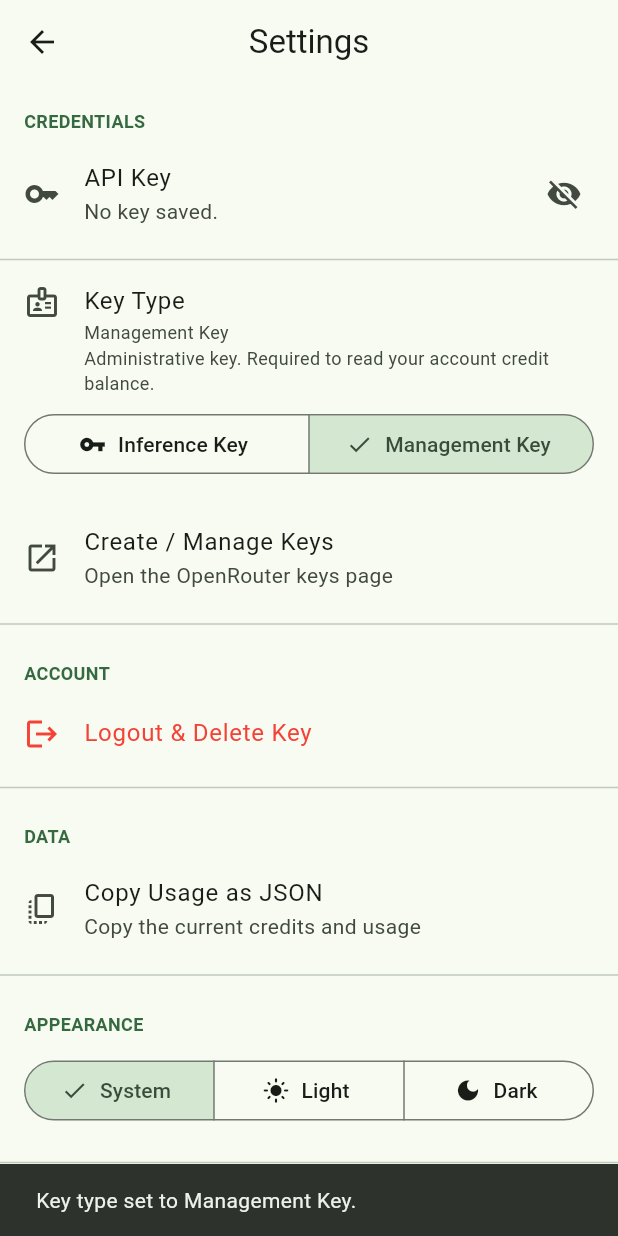
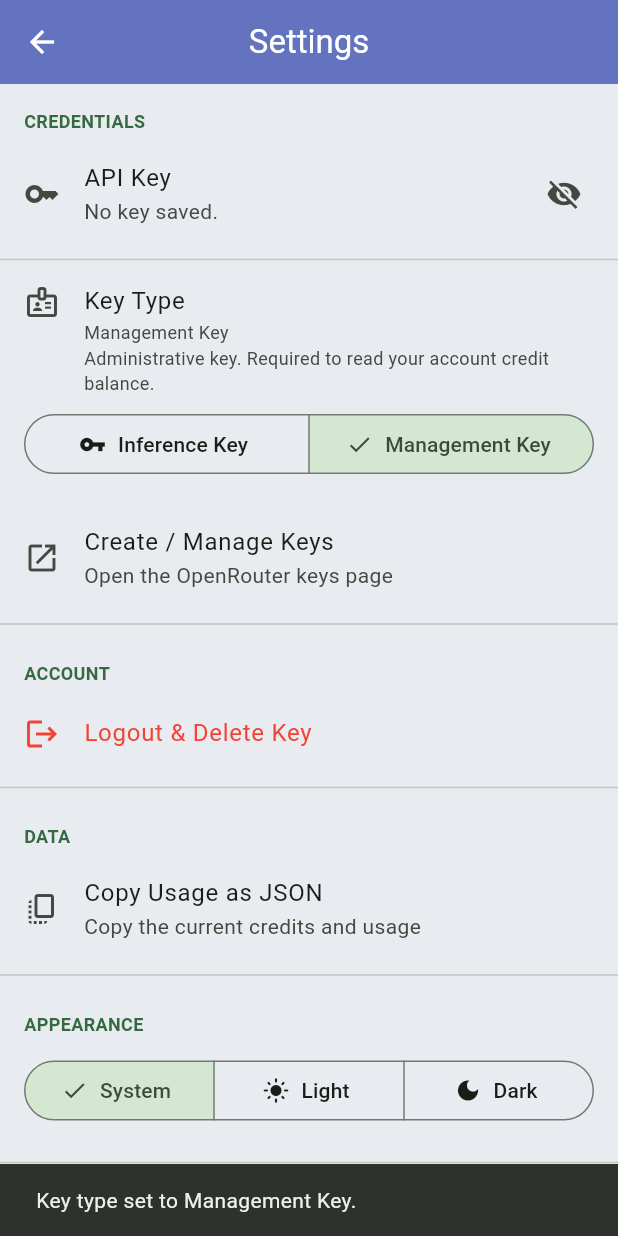
Before and after one commit to moradzadeh67/credo, a Flutter app: the SettingsScreen screen opened directly, after a tap on "Management Key", on a phone screen of 412 x 824 dp. Run offline on Flutter 3.47's test engine with Material 3 defaults, Android fonts, the phone set to English and light mode, and no system bars; our stand-ins replace flutter_secure_storage; accounts and stored records are empty.

Commit message:
refactor: centralize theme in AppTheme class
- Add lib/theme/app_theme.dart with centralized colors, elevation, and text styles
- Improve light theme contrast (background #DAE0EA to #E8EBF0)
- Update main.dart to use AppTheme.light() and AppTheme.dark()
- Update screens to use AppTheme constants instead of hardcoded colors
- Replace generic Colors.grey with AppTheme text colors

```diff
--- a/lib/main.dart
+++ b/lib/main.dart
@@ -4,6 +4,7 @@ import 'package:provider/provider.dart';
 import 'providers/app_provider.dart';
 import 'screens/home_screen.dart';
 import 'screens/key_setup_screen.dart';
+import 'theme/app_theme.dart';
 
 void main() {
   runApp(
@@ -25,22 +26,8 @@ class CredoApp extends StatelessWidget {
     return MaterialApp(
       title: 'Credo',
       debugShowCheckedModeBanner: false,
-      theme: ThemeData(
-        colorScheme: ColorScheme.fromSeed(
-          seedColor: const Color(0xFF22C55E),
-          brightness: Brightness.light,
-        ),
-        useMaterial3: true,
-        appBarTheme: const AppBarTheme(centerTitle: true, elevation: 0),
-      ),
-      darkTheme: ThemeData(
-        colorScheme: ColorScheme.fromSeed(
-          seedColor: const Color(0xFF22C55E),
-          brightness: Brightness.dark,
-        ),
-        useMaterial3: true,
-        appBarTheme: const AppBarTheme(centerTitle: true, elevation: 0),
-      ),
+      theme: AppTheme.light(),
+      darkTheme: AppTheme.dark(),
       themeMode: themeMode,
       home: const _AppRoot(),
     );
--- a/lib/screens/key_setup_screen.dart
+++ b/lib/screens/key_setup_screen.dart
@@ -5,6 +5,7 @@ import '../models/credits_info.dart';
 import '../models/key_info.dart';
 import '../models/key_type.dart';
 import '../providers/app_provider.dart';
+import '../theme/app_theme.dart';
 import 'home_screen.dart';
 
 class KeySetupScreen extends StatefulWidget {
@@ -54,6 +55,7 @@ class _KeySetupScreenState extends State<KeySetupScreen> {
   @override
   Widget build(BuildContext context) {
     final provider = context.watch<AppProvider>();
+    final bool isDark = Theme.of(context).brightness == Brightness.dark;
 
     return Scaffold(
       appBar: AppBar(title: const Text('Setup OpenRouter')),
@@ -68,13 +70,15 @@ class _KeySetupScreenState extends State<KeySetupScreen> {
               textAlign: TextAlign.center,
             ),
             const SizedBox(height: 8),
-            const Text(
+            Text(
               'Enter your OpenRouter API key to start monitoring your usage and credits.',
               textAlign: TextAlign.center,
-              style: TextStyle(color: Colors.grey),
+              style: TextStyle(
+                color: isDark ? AppTheme.darkTextSecondary : AppTheme.lightTextSecondary,
+              ),
             ),
             const SizedBox(height: 32),
-            _buildTypeSelector(),
+            _buildTypeSelector(context),
             const SizedBox(height: 20),
             TextField(
               controller: _keyController,
@@ -119,7 +123,7 @@ class _KeySetupScreenState extends State<KeySetupScreen> {
             ],
             if (provider.keyInfo != null || provider.creditsInfo != null) ...[
               const SizedBox(height: 24),
-              _buildResultCard(provider.keyInfo, provider.creditsInfo),
+              _buildResultCard(context, provider.keyInfo, provider.creditsInfo),
             ],
             if (provider.isKeySaved) ...[
               const SizedBox(height: 24),
@@ -137,7 +141,9 @@ class _KeySetupScreenState extends State<KeySetupScreen> {
     );
   }
 
-  Widget _buildTypeSelector() {
+  Widget _buildTypeSelector(BuildContext context) {
+    final bool isDark = Theme.of(context).brightness == Brightness.dark;
+
     return Column(
       crossAxisAlignment: CrossAxisAlignment.start,
       children: [
@@ -163,7 +169,10 @@ class _KeySetupScreenState extends State<KeySetupScreen> {
         const SizedBox(height: 8),
         Text(
           _selectedType.description,
-          style: TextStyle(fontSize: 12, color: Colors.grey.shade600),
+          style: TextStyle(
+            fontSize: 12,
+            color: isDark ? AppTheme.darkTextSecondary : AppTheme.lightTextSecondary,
+          ),
         ),
       ],
     );
@@ -191,7 +200,7 @@ class _KeySetupScreenState extends State<KeySetupScreen> {
     );
   }
 
-  Widget _buildResultCard(KeyInfo? info, CreditsInfo? credits) {
+  Widget _buildResultCard(BuildContext context, KeyInfo? info, CreditsInfo? credits) {
     return Card(
       elevation: 4,
       shape: RoundedRectangleBorder(borderRadius: BorderRadius.circular(12)),
@@ -206,20 +215,29 @@ class _KeySetupScreenState extends State<KeySetupScreen> {
             ),
             const Divider(height: 24),
             if (credits != null) ...[
-              _buildInfoRow('Account Balance', '\$${credits.remaining.toStringAsFixed(2)}'),
-              _buildInfoRow('Total Purchased', '\$${credits.totalCredits.toStringAsFixed(2)}'),
+              _buildInfoRow(
+                context,
+                'Account Balance',
+                '\$${credits.remaining.toStringAsFixed(2)}',
+              ),
+              _buildInfoRow(
+                context,
+                'Total Purchased',
+                '\$${credits.totalCredits.toStringAsFixed(2)}',
+              ),
               const Divider(height: 24),
             ],
             if (info != null) ...[
-              _buildInfoRow('Label', info.label),
+              _buildInfoRow(context, 'Label', info.label),
               _buildInfoRow(
+                context,
                 'Limit',
                 info.isUnlimited ? 'Unlimited' : '\$${info.limit?.toStringAsFixed(2)}',
               ),
               if (info.hasLimit)
-                _buildInfoRow('Remaining', '\$${info.limitRemaining?.toStringAsFixed(2)}'),
-              _buildInfoRow('Usage (Total)', '\$${info.usage.toStringAsFixed(4)}'),
-              _buildInfoRow('Usage (Daily)', '\$${info.usageDaily.toStringAsFixed(4)}'),
+                _buildInfoRow(context, 'Remaining', '\$${info.limitRemaining?.toStringAsFixed(2)}'),
+              _buildInfoRow(context, 'Usage (Total)', '\$${info.usage.toStringAsFixed(4)}'),
+              _buildInfoRow(context, 'Usage (Daily)', '\$${info.usageDaily.toStringAsFixed(4)}'),
             ],
           ],
         ),
@@ -227,13 +245,20 @@ class _KeySetupScreenState extends State<KeySetupScreen> {
     );
   }
 
-  Widget _buildInfoRow(String label, String value) {
+  Widget _buildInfoRow(BuildContext context, String label, String value) {
+    final bool isDark = Theme.of(context).brightness == Brightness.dark;
+
     return Padding(
       padding: const EdgeInsets.symmetric(vertical: 4),
       child: Row(
         mainAxisAlignment: MainAxisAlignment.spaceBetween,
         children: [
-          Text(label, style: const TextStyle(color: Colors.grey)),
+          Text(
+            label,
+            style: TextStyle(
+              color: isDark ? AppTheme.darkTextSecondary : AppTheme.lightTextSecondary,
+            ),
+          ),
           Text(value, style: const TextStyle(fontWeight: FontWeight.w500)),
         ],
       ),
--- /dev/null
+++ b/lib/theme/app_theme.dart
@@ -0,0 +1,89 @@
+import 'package:flutter/material.dart';
+
+/// Centralized theme for Credo.
+///
+/// All colors, elevation values, and text styles are defined here
+/// to keep the UI consistent across every platform and screen.
+class AppTheme {
+  AppTheme._();
+
+  // ─────────────────────────────────────────────
+  // Light Theme Colors
+  // ─────────────────────────────────────────────
+  static const Color lightBackground = Color(0xFFE8EBF0);
+  static const Color lightSurface = Color(0xFFFFFFFF);
+  static const Color lightAppBar = Color(0xFF6373BF);
+  static const Color lightTextPrimary = Color(0xFF1A1A1A);
+  static const Color lightTextSecondary = Color(0xFF6B7280);
+
+  // ─────────────────────────────────────────────
+  // Dark Theme Colors
+  // ─────────────────────────────────────────────
+  static const Color darkBackground = Color(0xFF121212);
+  static const Color darkSurface = Color(0xFF1E1E1E);
+  static const Color darkAppBar = Color(0xFF1F2235);
+  static const Color darkTextPrimary = Color(0xFFF5F5F5);
+  static const Color darkTextSecondary = Color(0xFF9CA3AF);
+
+  // ─────────────────────────────────────────────
+  // Shared
+  // ─────────────────────────────────────────────
+  static const Color brandGreen = Color(0xFF22C55E);
+  static const double cardRadius = 16.0;
+
+  // ─────────────────────────────────────────────
+  // Light Theme
+  // ─────────────────────────────────────────────
+  static ThemeData light() {
+    return ThemeData(
+      useMaterial3: true,
+      brightness: Brightness.light,
+      colorScheme: ColorScheme.fromSeed(seedColor: brandGreen, brightness: Brightness.light),
+      scaffoldBackgroundColor: lightBackground,
+      appBarTheme: const AppBarTheme(
+        backgroundColor: lightAppBar,
+        foregroundColor: Colors.white,
+        centerTitle: true,
+        elevation: 0,
+      ),
+      cardTheme: CardThemeData(
+        color: lightSurface,
+        elevation: 4,
+        shadowColor: Colors.black.withValues(alpha: 0.15),
+        shape: RoundedRectangleBorder(borderRadius: BorderRadius.circular(cardRadius)),
+      ),
+      textTheme: const TextTheme(
+        bodyMedium: TextStyle(color: lightTextPrimary),
+        bodySmall: TextStyle(color: lightTextSecondary),
+      ),
+    );
+  }
+
+  // ─────────────────────────────────────────────
+  // Dark Theme
+  // ─────────────────────────────────────────────
+  static ThemeData dark() {
+    return ThemeData(
+      useMaterial3: true,
+      brightness: Brightness.dark,
+      colorScheme: ColorScheme.fromSeed(seedColor: brandGreen, brightness: Brightness.dark),
+      scaffoldBackgroundColor: darkBackground,
+      appBarTheme: const AppBarTheme(
+        backgroundColor: darkAppBar,
+        foregroundColor: Colors.white,
+        centerTitle: true,
+        elevation: 0,
+      ),
+      cardTheme: CardThemeData(
+        color: darkSurface,
+        elevation: 3,
+        shadowColor: Colors.black.withValues(alpha: 0.3),
+        shape: RoundedRectangleBorder(borderRadius: BorderRadius.circular(cardRadius)),
+      ),
+      textTheme: const TextTheme(
+        bodyMedium: TextStyle(color: darkTextPrimary),
+        bodySmall: TextStyle(color: darkTextSecondary),
+      ),
+    );
+  }
+}
```
Also changed, not shown: lib/screens/home_screen.dart (+50 -15 lines).
